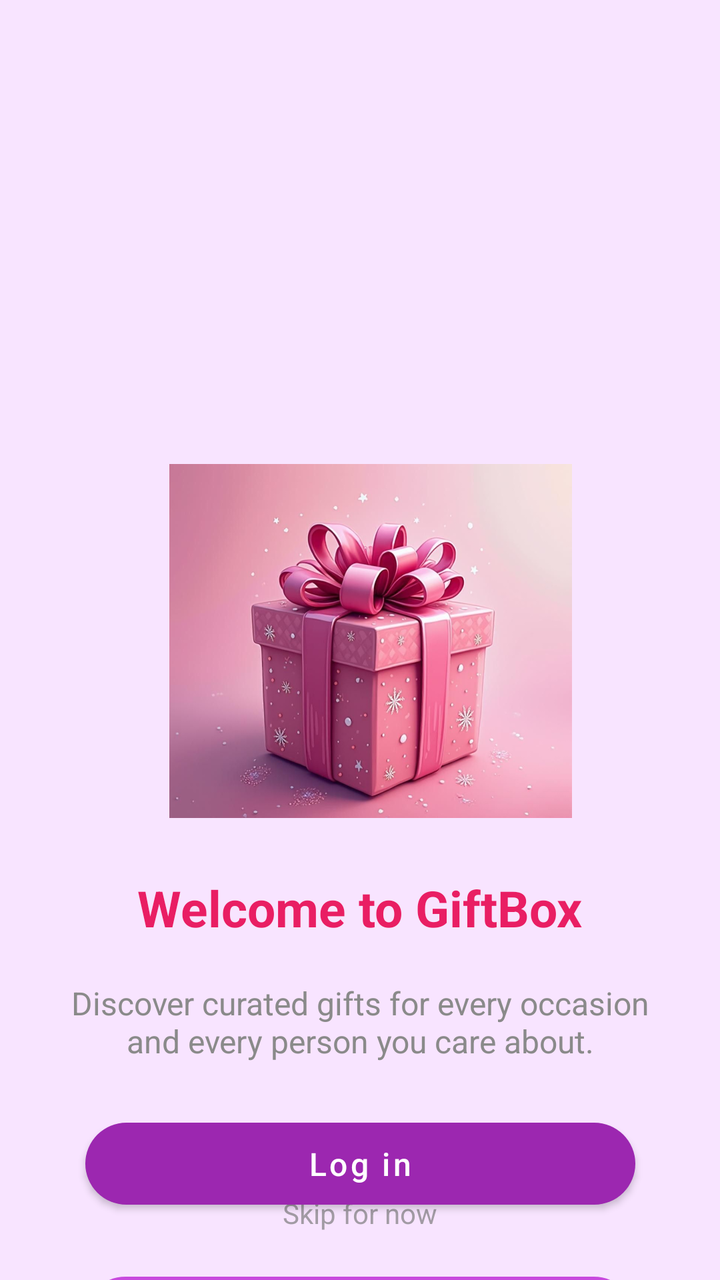
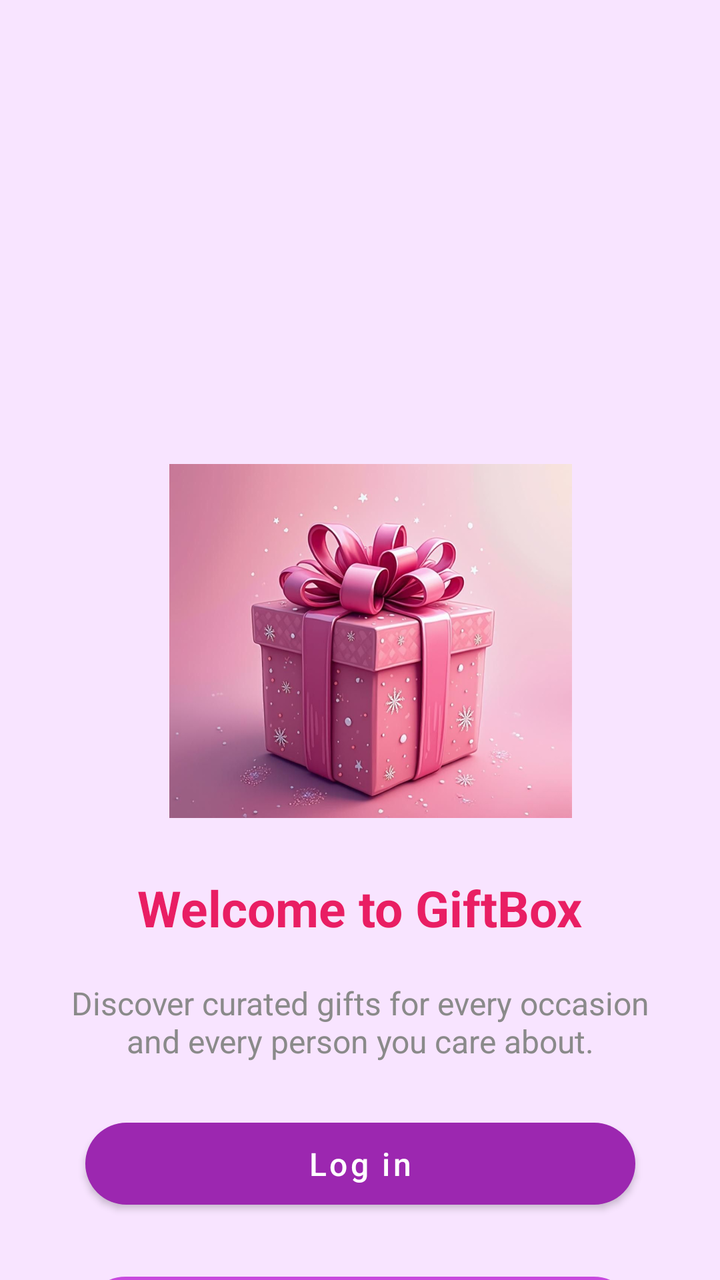

The first picture is an Android layout as it rendered before a commit; the second is the same layout after the commit. The layout source and the unified diff follow.
<!-- AndroidManifest.xml: application theme Theme.Giftbox -->
<!-- res/layout/activity_welcome.xml -->
<?xml version="1.0" encoding="utf-8"?>
<androidx.constraintlayout.widget.ConstraintLayout
    xmlns:android="http://schemas.android.com/apk/res/android"
    xmlns:app="http://schemas.android.com/apk/res-auto"
    xmlns:tools="http://schemas.android.com/tools"
    android:id="@+id/welcomeRoot"
    android:layout_width="match_parent"
    android:layout_height="match_parent"
    android:background="#F8E4FF"
    tools:context=".view.WelcomeActivity">


    <ImageView
        android:id="@+id/logoSmall"
        android:layout_width="208dp"
        android:layout_height="177dp"
        android:layout_marginTop="232dp"
        android:background="#F8E4FF"
        android:contentDescription="@null"
        android:src="@drawable/img"
        app:layout_constraintEnd_toEndOf="parent"
        app:layout_constraintHorizontal_bias="0.536"
        app:layout_constraintStart_toStartOf="parent"
        app:layout_constraintTop_toTopOf="parent" />

    <TextView
        android:id="@+id/welcomeTitle"
        android:layout_width="wrap_content"
        android:layout_height="wrap_content"
        android:layout_marginTop="28dp"
        android:text="Welcome to GiftBox"
        android:textColor="#E91E63"
        android:textSize="25sp"
        android:textStyle="bold"
        app:layout_constraintEnd_toEndOf="parent"
        app:layout_constraintStart_toStartOf="parent"
        app:layout_constraintTop_toBottomOf="@+id/logoSmall" />

    <TextView
        android:id="@+id/welcomeSubtitle"
        android:layout_width="0dp"
        android:layout_height="wrap_content"
        android:layout_marginStart="32dp"
        android:layout_marginTop="20dp"
        android:layout_marginEnd="32dp"
        android:gravity="center"
        android:text="Discover curated gifts for every occasion and every person you care about."
        android:textColor="#8A8A8A"
        android:textSize="16sp"
        app:layout_constraintEnd_toEndOf="parent"
        app:layout_constraintHorizontal_bias="0.0"
        app:layout_constraintStart_toStartOf="parent"
        app:layout_constraintTop_toBottomOf="@id/welcomeTitle" />

    <com.google.android.material.button.MaterialButton
        android:id="@+id/btnLogin"
        android:layout_width="275dp"
        android:layout_height="53dp"
        android:layout_marginStart="32dp"
        android:layout_marginTop="24dp"
        android:layout_marginEnd="32dp"
        android:text="Log in"
        android:textAllCaps="false"
        android:textColor="@android:color/white"
        android:textSize="16sp"
        app:backgroundTint="#9C27B0"
        app:cornerRadius="26dp"
        app:layout_constraintEnd_toEndOf="parent"
        app:layout_constraintStart_toStartOf="parent"
        app:layout_constraintTop_toBottomOf="@id/welcomeSubtitle" />

    <com.google.android.material.button.MaterialButton
        android:id="@+id/btnSignup"
        android:layout_width="275dp"
        android:layout_height="53dp"
        android:layout_marginStart="32dp"
        android:layout_marginTop="24dp"
        android:layout_marginEnd="32dp"
        android:text="Sign Up"
        android:textAllCaps="false"
        android:textColor="#E91E63"
        android:textSize="16sp"
        app:backgroundTint="@android:color/transparent"
        app:cornerRadius="26dp"
        app:layout_constraintEnd_toEndOf="parent"
        app:layout_constraintHorizontal_bias="0.494"
        app:layout_constraintStart_toStartOf="parent"
        app:layout_constraintTop_toBottomOf="@id/btnLogin"
        app:strokeColor="#C849DE"
        app:strokeWidth="2dp" />

    <TextView
        android:id="@+id/tvSkip"
        android:layout_width="wrap_content"
        android:layout_height="wrap_content"
        android:layout_marginBottom="24dp"
        android:text="Skip for now"
        android:textColor="#AA777777"
        android:textSize="14sp"
        app:layout_constraintBottom_toBottomOf="parent"
        app:layout_constraintStart_toStartOf="parent"
        app:layout_constraintEnd_toEndOf="parent" />

</androidx.constraintlayout.widget.ConstraintLayout>
<!-- resources referenced by this layout -->
<resources>
  <!-- drawable img: png bitmap (drawable, 831229 bytes) -->
  <style name="Theme.Giftbox" parent="Theme.MaterialComponents.DayNight.DarkActionBar">
          
          <item name="colorPrimary">@color/purple_500</item>
          <item name="colorPrimaryVariant">@color/purple_700</item>
          <item name="colorOnPrimary">@color/white</item>
          
          <item name="colorSecondary">@color/teal_200</item>
          <item name="colorSecondaryVariant">@color/teal_700</item>
          <item name="colorOnSecondary">@color/black</item>
          
          <item name="android:statusBarColor">?attr/colorPrimaryVariant</item>
          
      </style>
  <color name="purple_500">#FF6200EE</color>
  <color name="purple_700">#FF3700B3</color>
  <color name="white">#FFFFFFFF</color>
  <color name="teal_200">#FF03DAC5</color>
  <color name="teal_700">#FF018786</color>
  <color name="black">#FF000000</color>
</resources>

<!-- the commit's change to res/layout/activity_welcome.xml (unified diff, before → after) -->
@@ -89,16 +89,6 @@
         app:strokeColor="#C849DE"
         app:strokeWidth="2dp" />
 
-    <TextView
-        android:id="@+id/tvSkip"
-        android:layout_width="wrap_content"
-        android:layout_height="wrap_content"
-        android:layout_marginBottom="24dp"
-        android:text="Skip for now"
-        android:textColor="#AA777777"
-        android:textSize="14sp"
-        app:layout_constraintBottom_toBottomOf="parent"
-        app:layout_constraintStart_toStartOf="parent"
-        app:layout_constraintEnd_toEndOf="parent" />
+
 
 </androidx.constraintlayout.widget.ConstraintLayout>
